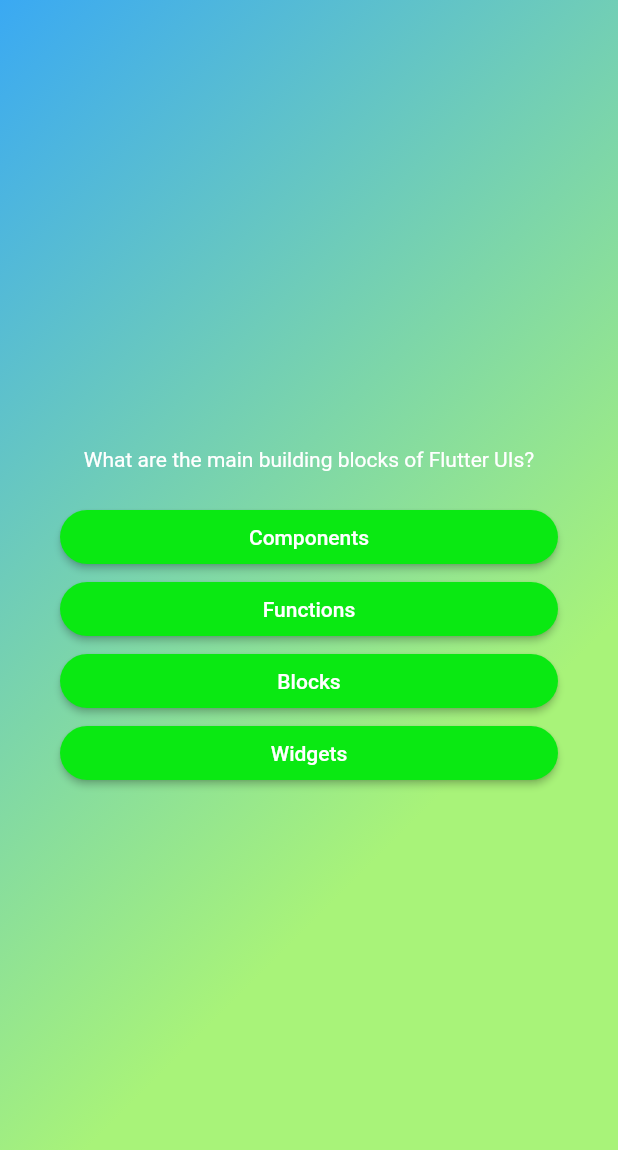
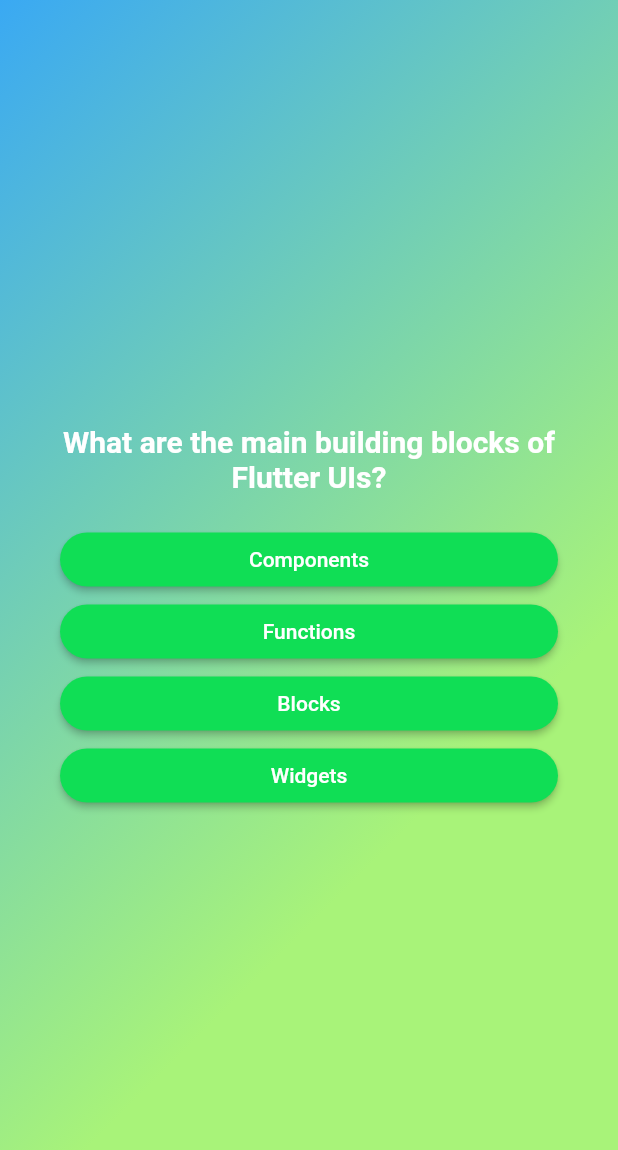
Before and after one commit to Sridhare29/Quiz_App, a Flutter app: the screen it shows after launch, after a tap on "Start Quiz!", on a phone screen of 412 x 824 dp. Shown: the top 1150 px of the screen. Run offline on Flutter 3.47's test engine with Material 2 defaults, Android fonts, the phone set to English and light mode, and no system bars.

Commit message:
font update

```diff
--- a/quiz_app/lib/screens/question_screen.dart
+++ b/quiz_app/lib/screens/question_screen.dart
@@ -29,7 +29,7 @@ class _QuestionScreenState extends State<QuestionScreen> {
         children: [
            Text(
             currentQuestion.text,
-            style:const TextStyle(color: Colors.white),
+            style:const TextStyle(color: Colors.white,fontWeight: FontWeight.bold,fontSize: 20),
             textAlign: TextAlign.center,
           ),
           const SizedBox(
--- a/quiz_app/lib/screens/start_screen.dart
+++ b/quiz_app/lib/screens/start_screen.dart
@@ -36,7 +36,7 @@ class StartScreen extends StatelessWidget {
             onPressed: () {
               startQuiz();
             },
-            style: OutlinedButton.styleFrom(foregroundColor: Colors.white,backgroundColor: Color.fromARGB(255, 10, 233, 18),shape: RoundedRectangleBorder(borderRadius: BorderRadius.circular(40))),
+            style: OutlinedButton.styleFrom(foregroundColor: Colors.white,backgroundColor: Color.fromARGB(255, 16, 222, 85),shape: RoundedRectangleBorder(borderRadius: BorderRadius.circular(40))),
             label: const Text("Start Quiz!"),
             icon: const Icon(Icons.arrow_right_alt),
           ),
--- a/quiz_app/lib/widgets/answer_buttom.dart
+++ b/quiz_app/lib/widgets/answer_buttom.dart
@@ -14,7 +14,7 @@ class AnswerButton extends StatelessWidget {
       onPressed: onTap,
       style: ElevatedButton.styleFrom(
         padding: const EdgeInsets.symmetric(vertical: 10,horizontal: 50),
-          backgroundColor: Color.fromARGB(255, 10, 233, 18),
+          backgroundColor: Color.fromARGB(255, 16, 222, 85),
           foregroundColor: Colors.white,
           shape: RoundedRectangleBorder(borderRadius: BorderRadius.circular(40))),
       child: Text(answerText,textAlign: TextAlign.center),
```
